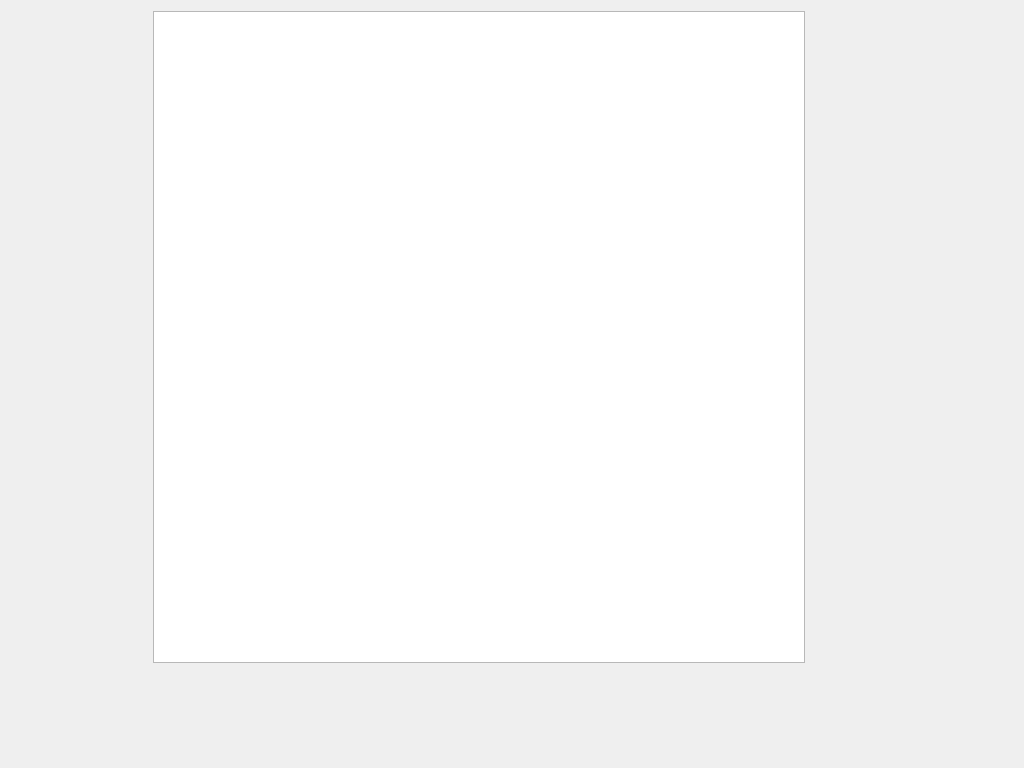
Before: the Qt Designer form ui/gamewidget.ui in greenera/Battle-city-kids, drawn with Qt 5.
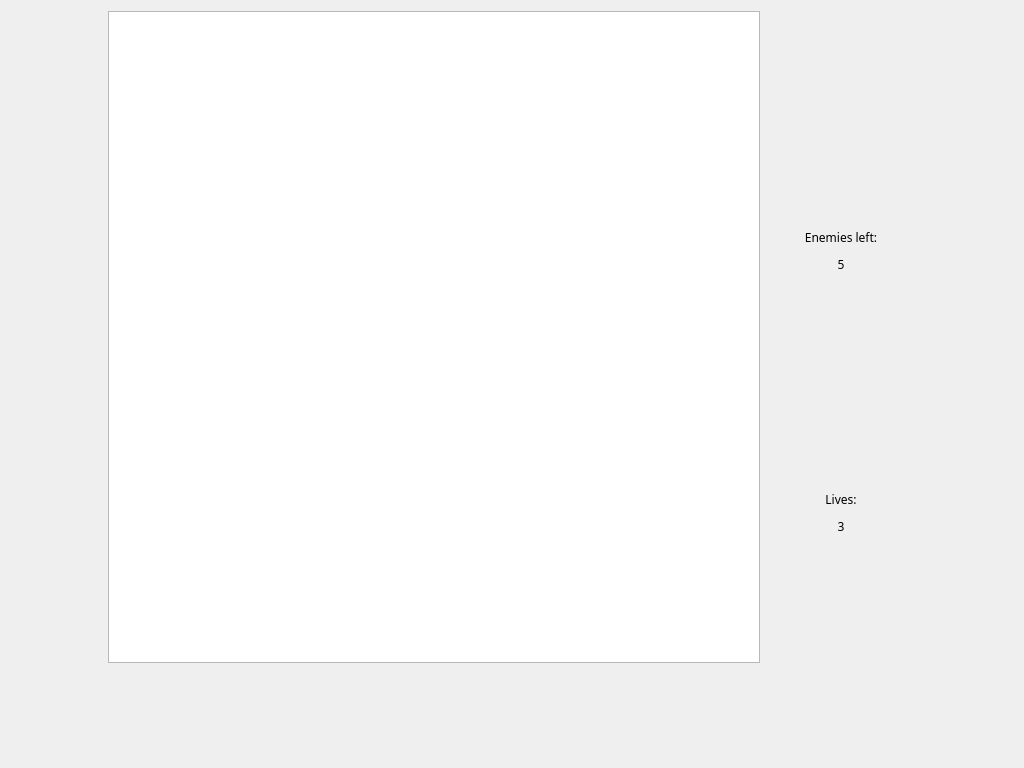
After: the same form once the commit is applied.

Patch:
```diff
--- a/ui/gamewidget.ui
+++ b/ui/gamewidget.ui
@@ -91,23 +91,153 @@
     <widget class="QWidget" name="status" native="true">
      <property name="minimumSize">
       <size>
-       <width>60</width>
+       <width>150</width>
        <height>0</height>
       </size>
      </property>
-     <widget class="QLabel" name="label">
-      <property name="geometry">
-       <rect>
-        <x>666</x>
-        <y>6</y>
-        <width>341</width>
-        <height>641</height>
-       </rect>
-      </property>
-      <property name="text">
-       <string>TextLabel</string>
-      </property>
-     </widget>
+     <layout class="QVBoxLayout" name="verticalLayout_2">
+      <item>
+       <spacer name="verticalSpacer">
+        <property name="orientation">
+         <enum>Qt::Vertical</enum>
+        </property>
+        <property name="sizeHint" stdset="0">
+         <size>
+          <width>20</width>
+          <height>40</height>
+         </size>
+        </property>
+       </spacer>
+      </item>
+      <item>
+       <widget class="QLabel" name="label">
+        <property name="minimumSize">
+         <size>
+          <width>0</width>
+          <height>16</height>
+         </size>
+        </property>
+        <property name="maximumSize">
+         <size>
+          <width>16777215</width>
+          <height>50</height>
+         </size>
+        </property>
+        <property name="font">
+         <font>
+          <family>Press Start K</family>
+         </font>
+        </property>
+        <property name="text">
+         <string>Enemies left:</string>
+        </property>
+        <property name="alignment">
+         <set>Qt::AlignCenter</set>
+        </property>
+       </widget>
+      </item>
+      <item>
+       <widget class="QLabel" name="label_3">
+        <property name="minimumSize">
+         <size>
+          <width>0</width>
+          <height>25</height>
+         </size>
+        </property>
+        <property name="maximumSize">
+         <size>
+          <width>16777215</width>
+          <height>50</height>
+         </size>
+        </property>
+        <property name="font">
+         <font>
+          <family>Press Start K</family>
+         </font>
+        </property>
+        <property name="text">
+         <string>5</string>
+        </property>
+        <property name="alignment">
+         <set>Qt::AlignCenter</set>
+        </property>
+       </widget>
+      </item>
+      <item>
+       <spacer name="verticalSpacer_3">
+        <property name="orientation">
+         <enum>Qt::Vertical</enum>
+        </property>
+        <property name="sizeHint" stdset="0">
+         <size>
+          <width>20</width>
+          <height>40</height>
+         </size>
+        </property>
+       </spacer>
+      </item>
+      <item>
+       <widget class="QLabel" name="label_4">
+        <property name="maximumSize">
+         <size>
+          <width>16777215</width>
+          <height>50</height>
+         </size>
+        </property>
+        <property name="font">
+         <font>
+          <family>Press Start K</family>
+         </font>
+        </property>
+        <property name="text">
+         <string>Lives:</string>
+        </property>
+        <property name="alignment">
+         <set>Qt::AlignCenter</set>
+        </property>
+       </widget>
+      </item>
+      <item>
+       <widget class="QLabel" name="label_5">
+        <property name="minimumSize">
+         <size>
+          <width>0</width>
+          <height>25</height>
+         </size>
+        </property>
+        <property name="maximumSize">
+         <size>
+          <width>16777215</width>
+          <height>50</height>
+         </size>
+        </property>
+        <property name="font">
+         <font>
+          <family>Press Start K</family>
+         </font>
+        </property>
+        <property name="text">
+         <string>3</string>
+        </property>
+        <property name="alignment">
+         <set>Qt::AlignCenter</set>
+        </property>
+       </widget>
+      </item>
+      <item>
+       <spacer name="verticalSpacer_2">
+        <property name="orientation">
+         <enum>Qt::Vertical</enum>
+        </property>
+        <property name="sizeHint" stdset="0">
+         <size>
+          <width>20</width>
+          <height>40</height>
+         </size>
+        </property>
+       </spacer>
+      </item>
+     </layout>
     </widget>
    </item>
    <item>
```
